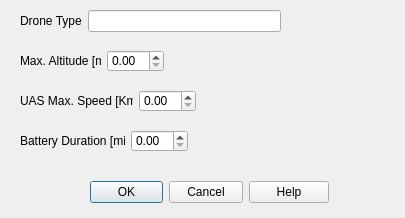
Qt form PluginFiles/NewDrone.ui (Marta1Rossi/DSP) before a commit.
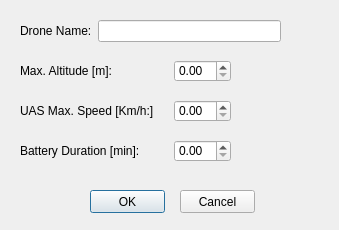
The same form after that commit.

Commit message: added functionalities for dialog windows

What changed in the file:
```diff
--- a/PluginFiles/NewDrone.ui
+++ b/PluginFiles/NewDrone.ui
@@ -6,47 +6,18 @@
    <rect>
     <x>0</x>
     <y>0</y>
-    <width>405</width>
-    <height>218</height>
+    <width>339</width>
+    <height>230</height>
    </rect>
   </property>
   <property name="windowTitle">
    <string>Drone</string>
   </property>
-  <widget class="QWidget" name="layoutWidget">
-   <property name="geometry">
-    <rect>
-     <x>90</x>
-     <y>180</y>
-     <width>239</width>
-     <height>25</height>
-    </rect>
-   </property>
-   <layout class="QHBoxLayout" name="horizontalLayout">
-    <item>
-     <widget class="QDialogButtonBox" name="buttonBox">
-      <property name="orientation">
-       <enum>Qt::Horizontal</enum>
-      </property>
-      <property name="standardButtons">
-       <set>QDialogButtonBox::Cancel|QDialogButtonBox::Ok</set>
-      </property>
-     </widget>
-    </item>
-    <item>
-     <widget class="QPushButton" name="pushButton">
-      <property name="text">
-       <string>Help</string>
-      </property>
-     </widget>
-    </item>
-   </layout>
-  </widget>
   <widget class="QWidget" name="layoutWidget">
    <property name="geometry">
     <rect>
      <x>20</x>
-     <y>10</y>
+     <y>20</y>
      <width>261</width>
      <height>22</height>
     </rect>
@@ -55,7 +26,7 @@
     <item>
      <widget class="QLabel" name="label">
       <property name="text">
-       <string>Drone Type</string>
+       <string>Drone Name:</string>
       </property>
      </widget>
     </item>
@@ -68,8 +39,8 @@
    <property name="geometry">
     <rect>
      <x>20</x>
-     <y>50</y>
-     <width>144</width>
+     <y>60</y>
+     <width>211</width>
      <height>22</height>
     </rect>
    </property>
@@ -77,12 +48,25 @@
     <item>
      <widget class="QLabel" name="label_2">
       <property name="text">
-       <string>Max. Altitude [m]</string>
+       <string>Max. Altitude [m]:</string>
       </property>
      </widget>
     </item>
     <item>
-     <widget class="QDoubleSpinBox" name="doubleSpinBox_3"/>
+     <spacer name="horizontalSpacer_3">
+      <property name="orientation">
+       <enum>Qt::Horizontal</enum>
+      </property>
+      <property name="sizeHint" stdset="0">
+       <size>
+        <width>40</width>
+        <height>20</height>
+       </size>
+      </property>
+     </spacer>
+    </item>
+    <item>
+     <widget class="QDoubleSpinBox" name="sb_altitude"/>
     </item>
    </layout>
   </widget>
@@ -90,8 +74,8 @@
    <property name="geometry">
     <rect>
      <x>20</x>
-     <y>90</y>
-     <width>176</width>
+     <y>100</y>
+     <width>211</width>
      <height>22</height>
     </rect>
    </property>
@@ -99,12 +83,25 @@
     <item>
      <widget class="QLabel" name="label_3">
       <property name="text">
-       <string>UAS Max. Speed [Km/h]</string>
+       <string>UAS Max. Speed [Km/h:]</string>
       </property>
      </widget>
     </item>
     <item>
-     <widget class="QDoubleSpinBox" name="doubleSpinBox"/>
+     <spacer name="horizontalSpacer_2">
+      <property name="orientation">
+       <enum>Qt::Horizontal</enum>
+      </property>
+      <property name="sizeHint" stdset="0">
+       <size>
+        <width>40</width>
+        <height>20</height>
+       </size>
+      </property>
+     </spacer>
+    </item>
+    <item>
+     <widget class="QDoubleSpinBox" name="sb_speed"/>
     </item>
    </layout>
   </widget>
@@ -112,8 +109,8 @@
    <property name="geometry">
     <rect>
      <x>20</x>
-     <y>130</y>
-     <width>168</width>
+     <y>140</y>
+     <width>211</width>
      <height>22</height>
     </rect>
    </property>
@@ -121,15 +118,54 @@
     <item>
      <widget class="QLabel" name="label_4">
       <property name="text">
-       <string>Battery Duration [min]</string>
+       <string>Battery Duration [min]:</string>
       </property>
      </widget>
     </item>
     <item>
-     <widget class="QDoubleSpinBox" name="doubleSpinBox_2"/>
+     <spacer name="horizontalSpacer">
+      <property name="orientation">
+       <enum>Qt::Horizontal</enum>
+      </property>
+      <property name="sizeHint" stdset="0">
+       <size>
+        <width>40</width>
+        <height>20</height>
+       </size>
+      </property>
+     </spacer>
+    </item>
+    <item>
+     <widget class="QDoubleSpinBox" name="sb_battery"/>
     </item>
    </layout>
   </widget>
+  <widget class="QPushButton" name="pb_okdrone">
+   <property name="geometry">
+    <rect>
+     <x>90</x>
+     <y>190</y>
+     <width>75</width>
+     <height>23</height>
+    </rect>
+   </property>
+   <property name="text">
+    <string>OK</string>
+   </property>
+  </widget>
+  <widget class="QPushButton" name="pb_close">
+   <property name="geometry">
+    <rect>
+     <x>180</x>
+     <y>190</y>
+     <width>75</width>
+     <height>23</height>
+    </rect>
+   </property>
+   <property name="text">
+    <string>Cancel</string>
+   </property>
+  </widget>
  </widget>
  <resources/>
  <connections>
```
Left out of the diff: 37 changed lines with no effect on the pictures. The commit also changes 12 other files.
